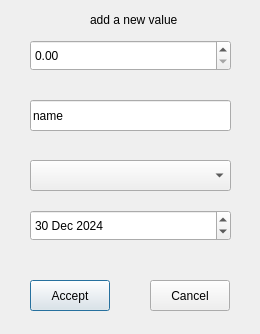
ffillouxdev/LogiCompta, file logiComptaProject/addvaluedialog.ui: the form before one commit.
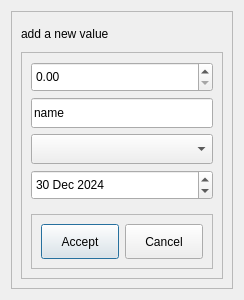
The form after the commit.

Diff of the .ui file:
```diff
--- a/logiComptaProject/addvaluedialog.ui
+++ b/logiComptaProject/addvaluedialog.ui
@@ -6,74 +6,131 @@
    <rect>
     <x>0</x>
     <y>0</y>
-    <width>260</width>
-    <height>334</height>
+    <width>244</width>
+    <height>300</height>
    </rect>
   </property>
+  <property name="minimumSize">
+   <size>
+    <width>244</width>
+    <height>300</height>
+   </size>
+  </property>
+  <property name="maximumSize">
+   <size>
+    <width>244</width>
+    <height>300</height>
+   </size>
+  </property>
   <property name="windowTitle">
    <string>Dialog</string>
   </property>
-  <widget class="QPushButton" name="acceptPushButton">
-   <property name="geometry">
-    <rect>
-     <x>30</x>
-     <y>280</y>
-     <width>80</width>
-     <height>31</height>
-    </rect>
-   </property>
-   <property name="text">
-    <string>Accept</string>
-   </property>
-  </widget>
-  <widget class="QPushButton" name="CancelpushButton">
-   <property name="geometry">
-    <rect>
-     <x>150</x>
-     <y>280</y>
-     <width>80</width>
-     <height>31</height>
-    </rect>
-   </property>
-   <property name="text">
-    <string>Cancel</string>
-   </property>
-  </widget>
+  <layout class="QGridLayout" name="gridLayout">
+   <item row="0" column="0">
+    <widget class="QFrame" name="allFrame">
+     <property name="frameShape">
+      <enum>QFrame::StyledPanel</enum>
+     </property>
+     <property name="frameShadow">
+      <enum>QFrame::Raised</enum>
+     </property>
+     <layout class="QVBoxLayout" name="verticalLayout_2">
+      <item>
   <widget class="QLabel" name="addValueLabel">
-   <property name="geometry">
-    <rect>
-     <x>90</x>
-     <y>10</y>
-     <width>121</width>
-     <height>20</height>
-    </rect>
+        <property name="maximumSize">
+         <size>
+          <width>400</width>
+          <height>25</height>
+         </size>
    </property>
    <property name="text">
     <string>add a new value</string>
    </property>
   </widget>
+      </item>
+      <item>
+       <widget class="QFrame" name="frame">
+        <property name="frameShape">
+         <enum>QFrame::StyledPanel</enum>
+        </property>
+        <property name="frameShadow">
+         <enum>QFrame::Raised</enum>
+        </property>
+        <layout class="QVBoxLayout" name="verticalLayout">
+         <item>
+          <widget class="QDoubleSpinBox" name="amountDoubleSpinBox">
+           <property name="minimumSize">
+            <size>
+             <width>0</width>
+             <height>30</height>
+            </size>
+           </property>
+           <property name="maximumSize">
+            <size>
+             <width>16777215</width>
+             <height>30</height>
+            </size>
+           </property>
+           <property name="maximum">
+            <double>99999.990000000005239</double>
+           </property>
+          </widget>
+         </item>
+         <item>
+          <widget class="QLineEdit" name="nameLineEdit">
+           <property name="minimumSize">
+            <size>
+             <width>0</width>
+             <height>30</height>
+            </size>
+           </property>
+           <property name="maximumSize">
+            <size>
+             <width>16777215</width>
+             <height>30</height>
+            </size>
+           </property>
+           <property name="text">
+            <string>name</string>
+           </property>
+           <property name="maxLength">
+            <number>50</number>
+           </property>
+          </widget>
+         </item>
+         <item>
   <widget class="QComboBox" name="sectionComboBox">
-   <property name="geometry">
-    <rect>
-     <x>30</x>
-     <y>160</y>
-     <width>201</width>
-     <height>31</height>
-    </rect>
-   </property>
-  </widget>
+           <property name="minimumSize">
+            <size>
+             <width>0</width>
+             <height>30</height>
+            </size>
+           </property>
+           <property name="maximumSize">
+            <size>
+             <width>16777215</width>
+             <height>30</height>
+            </size>
+           </property>
+          </widget>
+         </item>
+         <item>
   <widget class="QDateEdit" name="dateEdit">
-   <property name="geometry">
-    <rect>
-     <x>30</x>
-     <y>210</y>
-     <width>201</width>
-     <height>31</height>
-    </rect>
+           <property name="minimumSize">
+            <size>
+             <width>0</width>
+             <height>30</height>
+            </size>
+           </property>
+           <property name="maximumSize">
+            <size>
+             <width>16777215</width>
+             <height>30</height>
+            </size>
    </property>
    <property name="dateTime">
     <datetime>
-     <hour>21</hour>
+             <hour>20</hour>
      <minute>0</minute>
      <second>0</second>
      <year>2024</year>
@@ -82,35 +139,64 @@
     </datetime>
    </property>
   </widget>
-  <widget class="QLineEdit" name="nameLineEdit">
-   <property name="geometry">
-    <rect>
-     <x>30</x>
-     <y>100</y>
-     <width>201</width>
-     <height>31</height>
-    </rect>
-   </property>
-   <property name="text">
-    <string>name</string>
-   </property>
-   <property name="maxLength">
-    <number>50</number>
-   </property>
-  </widget>
-  <widget class="QDoubleSpinBox" name="amountDoubleSpinBox">
-   <property name="geometry">
-    <rect>
-     <x>30</x>
-     <y>40</y>
-     <width>201</width>
-     <height>31</height>
-    </rect>
-   </property>
-   <property name="maximum">
-    <double>99999.990000000005239</double>
-   </property>
-  </widget>
+         </item>
+         <item alignment="Qt::AlignBottom">
+          <widget class="QFrame" name="ButtonsFrame">
+           <property name="frameShape">
+            <enum>QFrame::StyledPanel</enum>
+           </property>
+           <property name="frameShadow">
+            <enum>QFrame::Raised</enum>
+           </property>
+           <layout class="QHBoxLayout" name="horizontalLayout">
+            <item>
+             <widget class="QPushButton" name="acceptPushButton">
+              <property name="minimumSize">
+               <size>
+                <width>0</width>
+                <height>35</height>
+               </size>
+              </property>
+              <property name="maximumSize">
+               <size>
+                <width>16777215</width>
+                <height>35</height>
+               </size>
+              </property>
+              <property name="text">
+               <string>Accept</string>
+              </property>
+             </widget>
+            </item>
+            <item>
+             <widget class="QPushButton" name="CancelpushButton">
+              <property name="minimumSize">
+               <size>
+                <width>0</width>
+                <height>35</height>
+               </size>
+              </property>
+              <property name="maximumSize">
+               <size>
+                <width>16777215</width>
+                <height>35</height>
+               </size>
+              </property>
+              <property name="text">
+               <string>Cancel</string>
+              </property>
+             </widget>
+            </item>
+           </layout>
+          </widget>
+         </item>
+        </layout>
+       </widget>
+      </item>
+     </layout>
+    </widget>
+   </item>
+  </layout>
  </widget>
  <resources/>
  <connections/>
```
Lines whose indentation alone changed are shown as unchanged.
